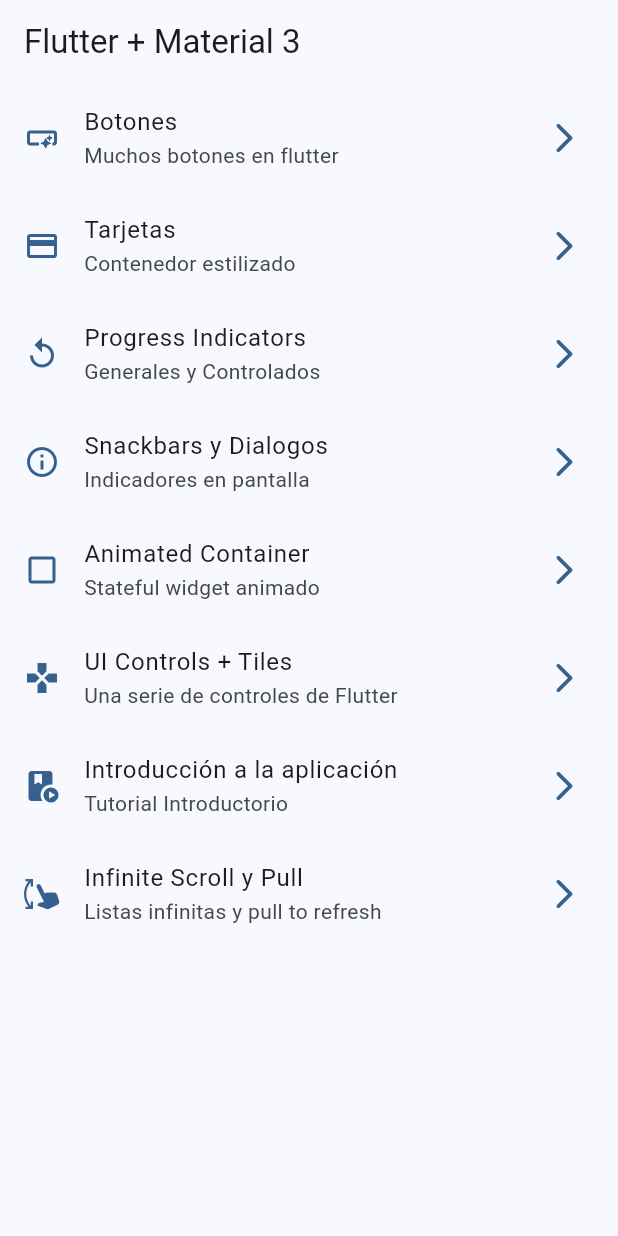
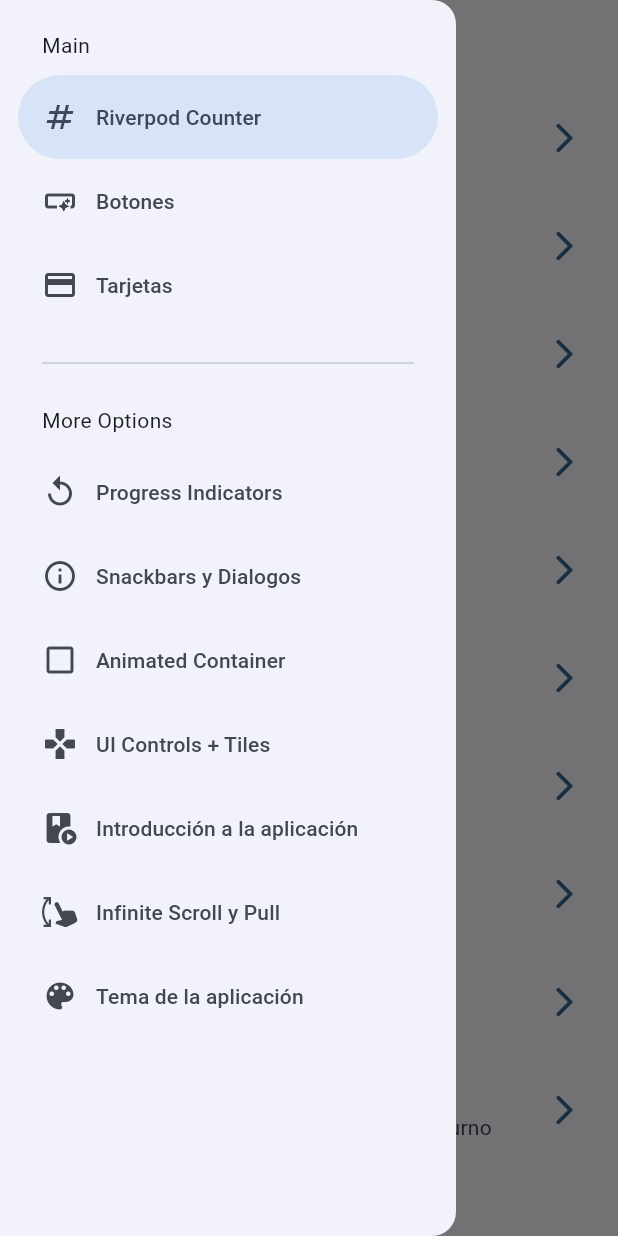
Before and after one commit to ericko150394/widgets_app, a Flutter app: the screen it shows after launch, with the side drawer open (before the commit the screen has no drawer), on a phone screen of 412 x 824 dp. Run offline on Flutter 3.47's test engine with Material 2 defaults, Android fonts, the light colour scheme and no system bars; our stand-ins replace animate_do, flutter_riverpod, go_router.

Commit message:
StateNotifier implementado

```diff
--- a/lib/config/router/app_router.dart
+++ b/lib/config/router/app_router.dart
@@ -1,16 +1,12 @@
 import 'package:go_router/go_router.dart';
-import 'package:proyecto12_widget_app/presentation/screens/animated/animated_screen.dart';
-import 'package:proyecto12_widget_app/presentation/screens/app_tutorial/app_tutorial.dart';
-import 'package:proyecto12_widget_app/presentation/screens/infinite_scroll/infinite_scroll.dart';
-import 'package:proyecto12_widget_app/presentation/screens/progress/progress_screen.dart';
 import 'package:proyecto12_widget_app/presentation/screens/screens.dart';
-import 'package:proyecto12_widget_app/presentation/screens/snackbar/snackbar_screen.dart';
-import 'package:proyecto12_widget_app/presentation/screens/ui_controls/ui_controls_screen.dart';
+import 'package:proyecto12_widget_app/presentation/screens/theme_changer/theme_changer_screen.dart';
 
 // GoRouter configuration
 final appRouter = GoRouter(
   initialLocation: '/',
   routes: [
+
     GoRoute(
       path: '/',
       name: HomeScreen.name, //El nombre del objeto static de tu clase HomeScreen
@@ -64,5 +60,17 @@
       name: InfiniteScrollScreen.name,
       builder: (context, state) => const InfiniteScrollScreen(),
     ),
+
+    GoRoute(
+      path: '/counter_river',
+      name: CounterScreen.name,
+      builder: (context, state) => const CounterScreen(),
+    ),
+
+    GoRoute(
+      path: '/theme_app',
+      name: ThemeChangerScreen.name,
+      builder: (context, state) => const ThemeChangerScreen(),
+    ),
   ],
 );
--- a/lib/config/theme/app_theme.dart
+++ b/lib/config/theme/app_theme.dart
@@ -14,20 +14,34 @@
 
 class AppTheme {
   final int selectedColor;
+  final bool isDarkMode;
 
-  const AppTheme({
+  const AppTheme({ this.isDarkMode = false,
     this.selectedColor = 0,
   }): assert(selectedColor >= 0, 'Selected color must be greater than 0'),
       assert(selectedColor < colorList.length, 'Selected color must be less o equal than ${colorList.length - 1}');
 
   ThemeData getTheme()  => ThemeData(
     useMaterial3: true,
+    brightness: isDarkMode ? Brightness.dark: Brightness.light,
     colorSchemeSeed: colorList[selectedColor],
     appBarTheme: const AppBarTheme(
       centerTitle: false
     ),
-    /* listTileTheme: const ListTileThemeData(
-      tileColor: Colors.lightBlue,
-    ) */
   );
+
+  //Manipularemos el estado de los parametros final:
+  AppTheme copyWith({ //<-- copyWith sirve para copiar la instancia de la clase y expandirlo a otras propiedades
+    //Dichas propiedades son opcionales '?'
+    int? selectedColor,
+    bool? isDarkMode
+  }) => AppTheme(
+    selectedColor: selectedColor ?? this.selectedColor,
+    isDarkMode: isDarkMode ?? this.isDarkMode
+  ); //<-- Devuelve una nueva instancia del AppTheme
 }
+
+//NOTAS método copyWith:
+//El 'selectedColor' es igual al 'selectedColor' (argumento) enviado pero al ser opcional '?'
+//Si no se envia un argumento '??' usamos el 'selectedColor' que pertenece a la clase: 'this.selectedColor'
+//Con esto creamos literalmente un nuevo estado
--- a/lib/main.dart
+++ b/lib/main.dart
@@ -1,21 +1,50 @@
 import 'package:flutter/material.dart';
+import 'package:flutter_riverpod/flutter_riverpod.dart';
 import 'package:proyecto12_widget_app/config/router/app_router.dart';
 import 'package:proyecto12_widget_app/config/theme/app_theme.dart';
+import 'package:proyecto12_widget_app/presentation/providers/theme_provider.dart';
 
 void main() {
-  runApp(const MainApp());
+  runApp(
+    const ProviderScope( //Este mantiene una referencia a todos los providers que utilicemos
+      child: MainApp(),
+    ),
+  );
 }
 
-class MainApp extends StatelessWidget {
+class MainApp extends ConsumerWidget {
   const MainApp({super.key});
 
   @override
-  Widget build(BuildContext context) {
-    return MaterialApp.router( //<---  Añadimos .router
+  Widget build(BuildContext context, ref) {
+    //USANDO PROVIDER EN main.dart
+
+    //(1) Llamando a 2 provider para el color y el modo:
+    /* final isDarkMode = ref.watch(isDarkModeProvider);
+    final int indexColor = ref.watch(selectedIndexColorProvider);
+
+    return MaterialApp.router(
+      //<---  Añadimos .router
       title: 'Flutter Widgets',
-      routerConfig: appRouter, //<-- Declara la propiedad para configurar el router
+      routerConfig:
+          appRouter, //<-- Declara la propiedad para configurar el router
       debugShowCheckedModeBanner: false,
-      theme: AppTheme(selectedColor: 0).getTheme(),
+      theme: AppTheme(isDarkMode: isDarkMode, selectedColor: indexColor).getTheme(),
+      //home: const HomeScreen(), //<-- Omitimos esta linea para usar nuestro app_router
+    ); */
+
+
+    //(2) Llamando un unico provider para el tema completo:
+    //Llamamos a themeNotifierProvider aquí:
+    final apptheme = ref.watch(themeNotifierProvider);
+
+    return MaterialApp.router(
+      //<---  Añadimos .router
+      title: 'Flutter Widgets',
+      routerConfig:
+          appRouter,
+      debugShowCheckedModeBanner: false,
+      theme: apptheme.getTheme() //<-- El objeto apptheme ya lo convocamos acá, omitiendno
       //home: const HomeScreen(), //<-- Omitimos esta linea para usar nuestro app_router
     );
   }
--- a/lib/menu/menu_items.dart
+++ b/lib/menu/menu_items.dart
@@ -14,7 +14,14 @@
   });
 }
 
-const appItems = <MenuItem>[//Listado de MenuItem
+const appItems = <MenuItem>[//Listado de MenuIte
+  MenuItem(
+    title: 'Riverpod Counter',
+    subTitle: 'Introducción a riverpod',
+    link: '/counter_river',
+    icon: Icons.numbers,
+  ),
+
   MenuItem(
     title: 'Botones',
     subTitle: 'Muchos botones en flutter',
@@ -70,4 +77,11 @@
     link: '/infinite',
     icon: Icons.swipe_vertical,
   ),
+
+  MenuItem(
+    title: 'Tema de la aplicación',
+    subTitle: 'Intercambiar entre tema diurno y nocturno',
+    link: '/theme_app',
+    icon: Icons.color_lens,
+  ),
 ];
--- /dev/null
+++ b/lib/presentation/providers/counter_provider.dart
@@ -0,0 +1,3 @@
+import 'package:flutter_riverpod/flutter_riverpod.dart';
+
+final counterProvider = StateProvider((ref) => 5);
--- /dev/null
+++ b/lib/presentation/providers/theme_provider.dart
@@ -0,0 +1,35 @@
+import 'package:flutter_riverpod/flutter_riverpod.dart';
+import 'package:proyecto12_widget_app/config/theme/app_theme.dart';
+
+//Lista de colores inmutable
+final colorListProvider = Provider((ref) => colorList); //Provider - Para valores inmutables
+
+//Un simple booleano
+final isDarkModeProvider = StateProvider((ref) => false); //StateProvider - Mantener el estado
+
+//Un simple entero
+final selectedIndexColorProvider = StateProvider((ref) => 0);
+
+//Un objeto de tipo AppTheme (custom)
+final themeNotifierProvider = StateNotifierProvider<ThemeNotifier, AppTheme>(
+  (ref) => ThemeNotifier() //Dentro podriamos enviar cualquier info al crear nuestra primera instancia
+  ); //Devolveremos una instancia de la clase que controla: ThemeNotifier
+
+  //StateNotifierProvider<Nombre de la clase que controla, el estado definido> => <ThemeNotifier, AppTheme>
+
+class ThemeNotifier extends StateNotifier<AppTheme>{ //StateNotifier<AppTheme> -> Mantendremos un estado de AppTheme
+  //STATE = Estado = new AppTheme () --> Igual a una nueva instancia de apptheme
+  ThemeNotifier() : super(AppTheme()); //Aquí creamos nuestra primera instancia: super(AppTheme())
+
+  //En ThemeNotifier, dentro de un método (usado en theme_changer_screen.dart), ya tendemos acceso a la propiedad 'state':
+  void toogleDarkMode(){
+    //-> state.isDarkMode = false; //Esto no se permite, 'isDarkMode' es una propiedad final en AppTheme
+    state = state.copyWith(isDarkMode: !state.isDarkMode); //Esto se permite usando el método copyWith de AppTheme
+  }
+
+  void changeColorIndex(int colorIndex){
+    state = state.copyWith(selectedColor: colorIndex);
+  }
+}
+
+//El provider: themeNotifierProvider, ya puede ser llamado en nuestro main.dart
--- a/lib/presentation/screens/app_tutorial/app_tutorial.dart
+++ b/lib/presentation/screens/app_tutorial/app_tutorial.dart
@@ -124,7 +124,7 @@
     final captionStyle = Theme.of(context).textTheme.bodySmall;
 
     return Padding(
-      padding: EdgeInsets.symmetric(horizontal: 30),
+      padding: const EdgeInsets.symmetric(horizontal: 30),
       child: Center(
         child: Column(
           mainAxisAlignment: MainAxisAlignment.center,
--- a/lib/presentation/screens/home/home_screen.dart
+++ b/lib/presentation/screens/home/home_screen.dart
@@ -1,6 +1,7 @@
 import 'package:flutter/material.dart';
 import 'package:go_router/go_router.dart';
 import 'package:proyecto12_widget_app/menu/menu_items.dart';
+import 'package:proyecto12_widget_app/presentation/widgets/side_menu.dart';
 
 class HomeScreen extends StatelessWidget {
   //Propiedad estatica para usar en el Go Router (app_router.dart):
@@ -11,13 +12,18 @@
 
   @override
   Widget build(BuildContext context) {
+
+    final scaffoldKey =  GlobalKey<ScaffoldState>(); //Referencia el scaffold que abre nuestro drawer(menu lateral)
+
     return Scaffold(
+      key: scaffoldKey,
       appBar: AppBar(
         title: const Text("Flutter + Material 3"),
         centerTitle: false,
         actions: const [],
       ),
       body: const _HomeView(),
+      drawer: SideMenu(scaffoldKey: scaffoldKey,),
     );
   }
 }
--- a/lib/presentation/screens/progress/progress_screen.dart
+++ b/lib/presentation/screens/progress/progress_screen.dart
@@ -11,15 +11,13 @@
       appBar: AppBar(
         title: const Text('Progress Indicators'),
       ),
-      body: _ProgressView(),
+      body: const _ProgressView(),
     );
   }
 }
 
 class _ProgressView extends StatelessWidget {
-  const _ProgressView({
-    super.key,
-  });
+  const _ProgressView();
 
   @override
   Widget build(BuildContext context) {
--- a/lib/presentation/screens/screens.dart
+++ b/lib/presentation/screens/screens.dart
@@ -1,6 +1,14 @@
 export 'package:proyecto12_widget_app/presentation/screens/buttons/buttons_screen.dart';
 export 'package:proyecto12_widget_app/presentation/screens/cards/cards_screen.dart';
 export 'package:proyecto12_widget_app/presentation/screens/home/home_screen.dart';
+export 'package:proyecto12_widget_app/presentation/screens/animated/animated_screen.dart';
+export 'package:proyecto12_widget_app/presentation/screens/app_tutorial/app_tutorial.dart';
+export 'package:proyecto12_widget_app/presentation/screens/counter/counter_screen.dart';
+export 'package:proyecto12_widget_app/presentation/screens/infinite_scroll/infinite_scroll.dart';
+export 'package:proyecto12_widget_app/presentation/screens/progress/progress_screen.dart';
+export 'package:proyecto12_widget_app/presentation/screens/snackbar/snackbar_screen.dart';
+export 'package:proyecto12_widget_app/presentation/screens/ui_controls/ui_controls_screen.dart';
+export 'package:proyecto12_widget_app/presentation/screens/theme_changer/theme_changer_screen.dart';
 
 //NOTA: Para no importar multiples archivos de forma separada en distintas clases, englobamos todas esos
 //llamados a archivos cambiando la palabra 'import' por 'export'y poniendo todas en un archivo en comun: screens.dart
--- /dev/null
+++ b/lib/presentation/widgets/side_menu.dart
@@ -0,0 +1,70 @@
+import 'package:flutter/material.dart';
+import 'package:go_router/go_router.dart';
+import 'package:proyecto12_widget_app/menu/menu_items.dart';
+
+class SideMenu extends StatefulWidget {
+  const SideMenu({super.key, required this.scaffoldKey});
+
+  final GlobalKey<ScaffoldState> scaffoldKey;
+
+  @override
+  State<SideMenu> createState() => _SideMenuState();
+}
+
+class _SideMenuState extends State<SideMenu> {
+  int navDrawerIndex = 0; //Detectar cual opción del menú fue seleccionada
+
+  @override
+  Widget build(BuildContext context) {
+    final hasNotch = MediaQuery.of(context).viewPadding.top >
+        35; //Nos ayudar a determinar el padding de la pantalla no importa el módelo
+
+    return NavigationDrawer(
+      selectedIndex: navDrawerIndex,
+      onDestinationSelected: (value) {
+        //Ayudara a la navegación, en lugar de la propiedad onTap()
+        setState(() {
+          navDrawerIndex = value;
+        });
+
+        final menuItem = appItems[value];
+        context.push(menuItem.link);
+        widget.scaffoldKey.currentState?.closeDrawer(); //El parametro del scaffoldkey, lo recibimos desde home_screen, para as+i cerrar el drawer cuando vayamos a otra ventana.
+      },
+      children: [
+        Padding(
+          padding: EdgeInsets.fromLTRB(28, hasNotch ? 0 : 20, 16, 10),
+          child: const Text('Main'),
+        ),
+
+        ...appItems
+            .sublist(0, 3) //Determinar el no. de elementos de nuestro listado (Del elemento 0 al 2)
+            .map(
+              (item) => NavigationDrawerDestination(
+                icon: Icon(item.icon),
+                label: Text(item.title),
+              ),
+            ),
+
+        const Padding(
+          padding: EdgeInsets.fromLTRB(28, 16, 28, 10),
+          child: Divider(),
+        ),
+
+        const Padding(
+          padding: EdgeInsets.fromLTRB(28, 10, 16, 10),
+          child: Text('More Options'),
+        ),
+
+        ...appItems
+            .sublist(3) //Determinar el no. de elementos de nuestro listado (Del 3 en adelante)
+            .map(
+              (item) => NavigationDrawerDestination(
+                icon: Icon(item.icon),
+                label: Text(item.title),
+              ),
+            ),
+      ],
+    );
+  }
+}
--- a/pubspec.yaml
+++ b/pubspec.yaml
@@ -11,6 +11,7 @@
   flutter:
     sdk: flutter
   go_router: ^7.1.1
+  flutter_riverpod: ^2.1.1
 
 dev_dependencies:
   flutter_lints: ^2.0.0
```
Also changed, not shown: lib/presentation/screens/cards/cards_screen.dart (+5 -7 lines), lib/presentation/screens/counter/counter_screen.dart (added, +51 -0 lines), lib/presentation/screens/snackbar/snackbar_screen.dart (+11 -7 lines), lib/presentation/screens/theme_changer/theme_changer_screen.dart (added, +60 -0 lines), lib/presentation/screens/ui_controls/ui_controls_screen.dart (+11 -11 lines), pubspec.lock.
